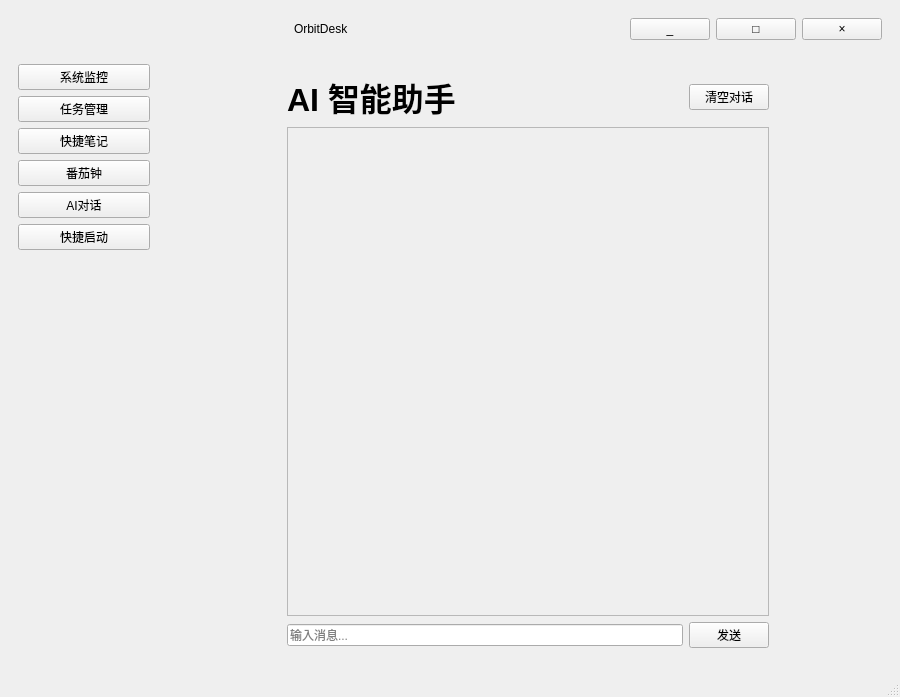
starer-code/OrbitDesk, file mainwindow.ui: the form before one commit.
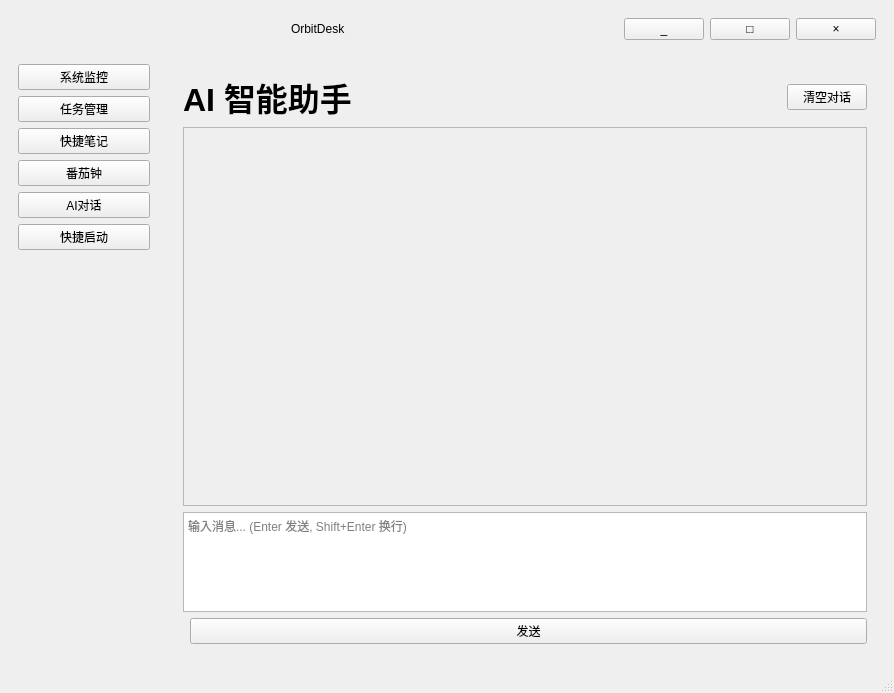
The form after the commit. The open tabs and pages were chosen to show the change.

Patch:
```diff
--- a/mainwindow.ui
+++ b/mainwindow.ui
@@ -6,8 +6,8 @@
    <rect>
     <x>0</x>
     <y>0</y>
-    <width>900</width>
-    <height>697</height>
+    <width>894</width>
+    <height>693</height>
    </rect>
   </property>
   <property name="windowTitle">
@@ -451,7 +451,7 @@
            </layout>
           </widget>
           <widget class="QWidget" name="pageChat">
-           <layout class="QHBoxLayout" name="chatOuterLayout">
+           <layout class="QHBoxLayout" name="chatOuterLayout" stretch="0,1,0">
             <item>
              <spacer name="chatLeftSpacer">
               <property name="orientation">
@@ -459,8 +459,8 @@
               </property>
               <property name="sizeHint" stdset="0">
                <size>
-                <width>40</width>
-                <height>20</height>
+                <width>0</width>
+                <height>0</height>
                </size>
               </property>
              </spacer>
@@ -473,12 +473,6 @@
                 <height>0</height>
                </size>
               </property>
-              <property name="maximumSize">
-               <size>
-                <width>800</width>
-                <height>16777215</height>
-               </size>
-              </property>
               <layout class="QVBoxLayout" name="verticalLayout_6">
                <item>
                 <layout class="QHBoxLayout" name="chatHeaderLayout">
@@ -522,24 +516,50 @@
                  <property name="widgetResizable">
                   <bool>true</bool>
                  </property>
-                 <widget class="QWidget" name="chatContentWidget"/>
+                 <widget class="QWidget" name="chatContentWidget">
+                  <property name="geometry">
+                   <rect>
+                    <x>0</x>
+                    <y>0</y>
+                    <width>459</width>
+                    <height>16</height>
+                   </rect>
+                  </property>
+                 </widget>
                 </widget>
                </item>
                <item>
-                <layout class="QHBoxLayout" name="chatInputLayout">
+                <layout class="QVBoxLayout" name="chatInputLayout">
                  <item>
-                  <widget class="QLineEdit" name="chatInput">
+                  <widget class="QPlainTextEdit" name="chatInput">
                    <property name="placeholderText">
-                    <string>输入消息...</string>
+                    <string>输入消息... (Enter 发送, Shift+Enter 换行)</string>
+                   </property>
+                   <property name="maximumSize">
+                    <size>
+                     <width>16777215</width>
+                     <height>100</height>
+                    </size>
                    </property>
                   </widget>
                  </item>
                  <item>
-                  <widget class="QPushButton" name="chatSendBtn">
-                   <property name="text">
-                    <string>发送</string>
-                   </property>
-                  </widget>
+                  <layout class="QHBoxLayout" name="chatBtnLayout">
+                   <item>
+                    <spacer name="chatBtnSpacer">
+                     <property name="orientation">
+                      <enum>Qt::Orientation::Horizontal</enum>
+                     </property>
+                    </spacer>
+                   </item>
+                   <item>
+                    <widget class="QPushButton" name="chatSendBtn">
+                     <property name="text">
+                      <string>发送</string>
+                     </property>
+                    </widget>
+                   </item>
+                  </layout>
                  </item>
                 </layout>
                </item>
@@ -553,8 +573,8 @@
               </property>
               <property name="sizeHint" stdset="0">
                <size>
-                <width>40</width>
-                <height>20</height>
+                <width>0</width>
+                <height>0</height>
                </size>
               </property>
              </spacer>
```
Left out of the diff: 38 changed lines with no effect on the pictures.
